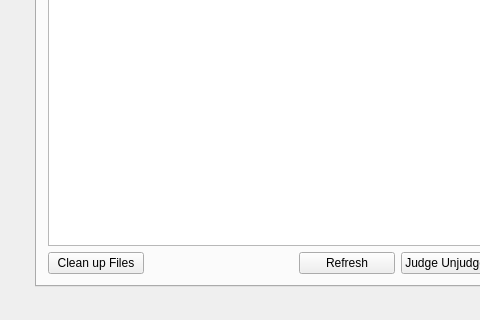
Qt form forms/lemon.ui (Project-LemonLime/Project_LemonLime) before a commit; both pictures show x 0 to 480 and y 190 to 510 of the 725 by 510 pixel window.
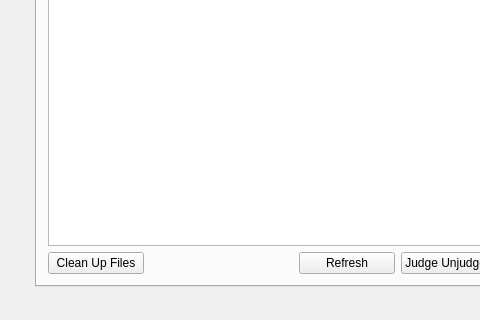
The same form after that commit. The open tabs and pages were chosen to show the change. Icons and pictures are not drawn. Custom widgets are drawn as their Qt base class.

```diff
--- a/forms/lemon.ui
+++ b/forms/lemon.ui
@@ -266,7 +266,7 @@
              <string>Cleanup the files of all contestants...</string>
             </property>
             <property name="text">
-             <string>Clean up Files</string>
+             <string>Clean Up Files</string>
             </property>
            </widget>
           </item>
```
Left out of the diff: 53 changed lines with no effect on the pictures.
